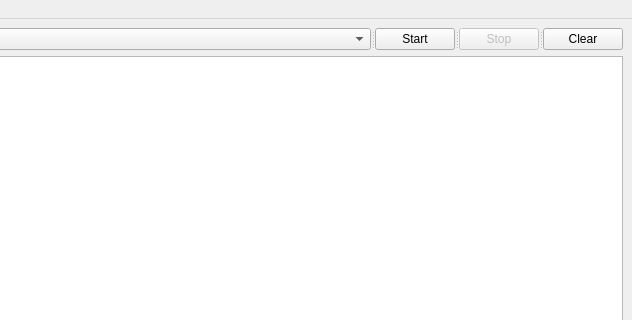
Before: the Qt Designer form mainwindow.ui in imhcyx/sniffer, drawn with Qt 5; both pictures show x 168 to 800 and y 0 to 320 of the 800 by 600 pixel window.
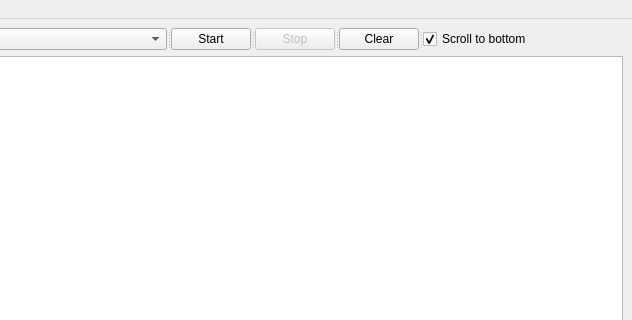
After: the same form once the commit is applied.

```diff
--- a/mainwindow.ui
+++ b/mainwindow.ui
@@ -90,6 +90,29 @@
         <string>Clear</string>
        </property>
       </widget>
+      <widget class="QCheckBox" name="checkScroll">
+       <property name="minimumSize">
+        <size>
+         <width>0</width>
+         <height>0</height>
+        </size>
+       </property>
+       <property name="maximumSize">
+        <size>
+         <width>200</width>
+         <height>16777215</height>
+        </size>
+       </property>
+       <property name="text">
+        <string>Scroll to bottom</string>
+       </property>
+       <property name="checked">
+        <bool>true</bool>
+       </property>
+       <property name="tristate">
+        <bool>false</bool>
+       </property>
+      </widget>
      </widget>
     </item>
     <item row="1" column="0">
```
